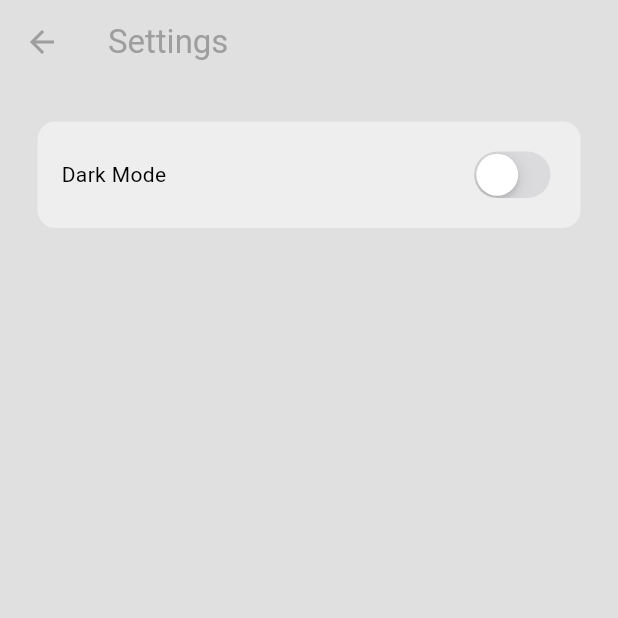
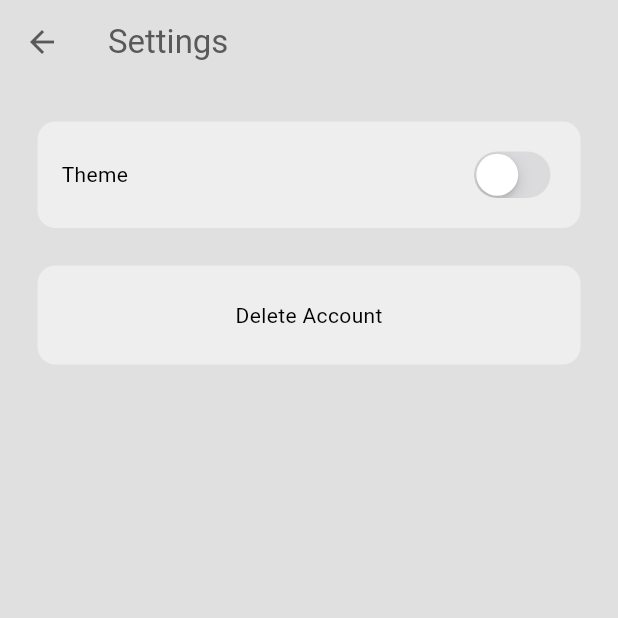
Before and after one commit to TheRealSlimShadies/WealthWatch, a Flutter app: the Setting screen opened by its route, on a phone screen of 412 x 824 dp, the top half of it. Run offline on Flutter 3.47's test engine with Material 3 defaults, Android fonts, the phone set to English and light mode, and no system bars; our stand-ins replace cloud_firestore, firebase_auth, firebase_core, fl_chart, table_calendar; missing offline and left inert: dart:ffi; accounts and stored records are empty.

Commit message:
Delete user option added. need to fix some issues still

```diff
--- a/src/lib/Pages/settings.dart
+++ b/src/lib/Pages/settings.dart
@@ -2,9 +2,79 @@ import 'package:flutter/cupertino.dart';
 import 'package:flutter/material.dart';
 import 'package:provider/provider.dart';
 import 'package:wealthwatch/themes/theme_provider.dart';
+import 'package:firebase_auth/firebase_auth.dart';
+import 'package:cloud_firestore/cloud_firestore.dart';
 
-class Setting extends StatelessWidget {
-  const Setting({super.key});
+class Setting extends StatefulWidget {
+  const Setting({Key? key});
+
+  @override
+  State<Setting> createState() => _SettingState();
+}
+
+class _SettingState extends State<Setting> {
+
+
+Future<void> deleteUserAccount(BuildContext context) async {
+    User? user = FirebaseAuth.instance.currentUser;
+    if (user != null) {
+      try {
+        // deleting user from Firestore
+        QuerySnapshot querySnapshot = await FirebaseFirestore.instance
+            .collection('users')
+            .where('auth id', isEqualTo: user.uid)
+            .get();
+        if (querySnapshot.docs.isNotEmpty) {
+          await querySnapshot.docs.first.reference.delete();
+        }
+
+        // deleting from FirebaseAuth
+        await user.delete();
+
+        await FirebaseAuth.instance.signOut();
+      } catch (e) {
+        print("Error: $e");
+      }
+    }
+    else
+    {
+    print("No user currently signed in.");
+    }
+  }
+
+  void DeleteUserPopUpBox(BuildContext context) {
+    showDialog(
+      context: context,
+      builder: (BuildContext context) {
+        return AlertDialog(
+          title: Text("Deleting Account..."),
+          content: Text("Do you want to permanently delete your account?"),
+          actions: [
+            TextButton(
+              onPressed: () async {
+                Navigator.pop(context);
+                await deleteUserAccount(context);
+
+                print("Navigating to login screen");
+                if(mounted)
+                {
+                  print("working well.............");
+                Navigator.of(context).pushNamedAndRemoveUntil('/login', (route) => false); // redirecting to login screen and removing any associated routes.
+                }
+              },
+              child: Text('Yes'),
+            ),
+            TextButton(
+              onPressed: () {
+                Navigator.pop(context);
+              },
+              child: Text('No'),
+            ),
+          ],
+        );
+      },
+    );
+  }
 
   @override
   Widget build(BuildContext context) {
@@ -13,26 +83,46 @@ class Setting extends StatelessWidget {
       appBar: AppBar(
         title: const Text("Settings"),
         backgroundColor: Colors.transparent,
-        foregroundColor: Colors.grey,
+        foregroundColor:  Color.fromARGB(255, 90, 88, 88),
         elevation: 0,
       ),
-      body: Container(
+      body: Padding(
+        padding: const EdgeInsets.all(25.0),
+        child: Column(
+          children: [
+            Container(
               decoration: BoxDecoration(
                 color: Theme.of(context).colorScheme.secondary,
                 borderRadius: BorderRadius.circular(12),
               ),
-        margin: const EdgeInsets.all(25),
               padding: const EdgeInsets.all(16),
               child: Row(
                 mainAxisAlignment: MainAxisAlignment.spaceBetween,
                 children: [
-            const Text("Dark Mode"),
+                  const Text("Theme"),
                   CupertinoSwitch(
-              value:
-                  Provider.of<ThemeProvider>(context, listen: false).isDarkMode,
-              onChanged: (value) =>
-                  Provider.of<ThemeProvider>(context, listen: false)
+                    value: Provider.of<ThemeProvider>(context, listen: false)
+                        .isDarkMode,
+                    onChanged: (value) => Provider.of<ThemeProvider>(context,
+                            listen: false)
                         .toggleTheme(),
+                  ),
+                ],
+              ),
+            ),
+            const SizedBox(height: 25),
+            GestureDetector(
+              onTap: () => DeleteUserPopUpBox(context),
+              child: Container(
+                decoration: BoxDecoration(
+                  color: Theme.of(context).colorScheme.secondary,
+                  borderRadius: BorderRadius.circular(12),
+                ),
+                padding: const EdgeInsets.symmetric(vertical: 23),
+                child: Center(
+                  child: Text("Delete Account"),
+                ),
+              ),
             ),
           ],
         ),
```
Also changed, not shown: src/lib/Data/expenseList.dart (deleted, +0 -15 lines), src/lib/Pages/addPeople.dart (deleted, +0 -10 lines), src/lib/main.dart (+12 -2 lines). Lines whose indentation alone changed are shown as unchanged.
